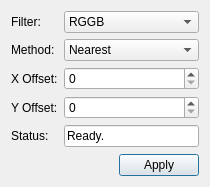
KDE/kstars, file kstars/fitsviewer/fitsdebayer.ui: the form before one commit.
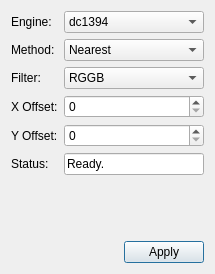
The form after the commit.

Diff of the .ui file:
```diff
--- a/kstars/fitsviewer/fitsdebayer.ui
+++ b/kstars/fitsviewer/fitsdebayer.ui
@@ -6,8 +6,8 @@
    <rect>
     <x>0</x>
     <y>0</y>
-    <width>210</width>
-    <height>187</height>
+    <width>215</width>
+    <height>274</height>
    </rect>
   </property>
   <property name="windowTitle">
@@ -16,14 +16,96 @@
   <layout class="QVBoxLayout" name="verticalLayout">
    <item>
     <layout class="QFormLayout" name="formLayout">
+     <item row="4" column="0">
+      <widget class="QLabel" name="xOffsetLabel">
+       <property name="text">
+        <string>X Offset:</string>
+       </property>
+      </widget>
+     </item>
+     <item row="4" column="1">
+      <widget class="QSpinBox" name="XOffsetSpin">
+       <property name="minimum">
+        <number>0</number>
+       </property>
+       <property name="maximum">
+        <number>1</number>
+       </property>
+      </widget>
+     </item>
+     <item row="5" column="0">
+      <widget class="QLabel" name="yOffsetLabel">
+       <property name="text">
+        <string>Y Offset:</string>
+       </property>
+      </widget>
+     </item>
+     <item row="5" column="1">
+      <widget class="QSpinBox" name="YOffsetSpin">
+       <property name="minimum">
+        <number>0</number>
+       </property>
+       <property name="maximum">
+        <number>1</number>
+       </property>
+      </widget>
+     </item>
+     <item row="6" column="0">
+      <widget class="QLabel" name="statusLabel">
+       <property name="text">
+        <string>Status:</string>
+       </property>
+      </widget>
+     </item>
+     <item row="6" column="1">
+      <widget class="QLineEdit" name="statusEdit">
+       <property name="text">
+        <string>Ready.</string>
+       </property>
+       <property name="readOnly">
+        <bool>true</bool>
+       </property>
+      </widget>
+     </item>
      <item row="0" column="0">
-      <widget class="QLabel" name="label">
+      <widget class="QLabel" name="engineLabel">
        <property name="text">
-        <string>Filter:</string>
+        <string>Engine:</string>
        </property>
       </widget>
      </item>
      <item row="0" column="1">
+      <widget class="QComboBox" name="engineCombo">
+       <property name="toolTip">
+        <string>&lt;html&gt;&lt;head/&gt;&lt;body&gt;&lt;p&gt;&lt;br/&gt;&lt;/p&gt;&lt;/body&gt;&lt;/html&gt;</string>
+       </property>
+       <item>
+        <property name="text">
+         <string>dc1394</string>
+        </property>
+       </item>
+       <item>
+        <property name="text">
+         <string>openCV</string>
+        </property>
+       </item>
+      </widget>
+     </item>
+     <item row="2" column="0">
+      <widget class="QLabel" name="filterLabel">
+       <property name="text">
+        <string>Filter:</string>
+       </property>
+      </widget>
+     </item>
+     <item row="1" column="0">
+      <widget class="QLabel" name="methodLabel">
+       <property name="text">
+        <string>Method:</string>
+       </property>
+      </widget>
+     </item>
+     <item row="2" column="1">
       <widget class="QComboBox" name="filterCombo">
        <item>
         <property name="text">
@@ -47,13 +129,6 @@
        </item>
       </widget>
      </item>
-     <item row="1" column="0">
-      <widget class="QLabel" name="label_4">
-       <property name="text">
-        <string>Method:</string>
-       </property>
-      </widget>
-     </item>
      <item row="1" column="1">
       <widget class="QComboBox" name="methodCombo">
        <item>
@@ -83,57 +158,6 @@
        </item>
       </widget>
      </item>
-     <item row="2" column="0">
-      <widget class="QLabel" name="label_2">
-       <property name="text">
-        <string>X Offset:</string>
-       </property>
-      </widget>
-     </item>
-     <item row="2" column="1">
-      <widget class="QSpinBox" name="XOffsetSpin">
-       <property name="minimum">
-        <number>0</number>
-       </property>
-       <property name="maximum">
-        <number>1</number>
-       </property>
-      </widget>
-     </item>
-     <item row="3" column="0">
-      <widget class="QLabel" name="label_3">
-       <property name="text">
-        <string>Y Offset:</string>
-       </property>
-      </widget>
-     </item>
-     <item row="3" column="1">
-      <widget class="QSpinBox" name="YOffsetSpin">
-       <property name="minimum">
-        <number>0</number>
-       </property>
-       <property name="maximum">
-        <number>1</number>
-       </property>
-      </widget>
-     </item>
-     <item row="4" column="0">
-      <widget class="QLabel" name="label_5">
-       <property name="text">
-        <string>Status:</string>
-       </property>
-      </widget>
-     </item>
-     <item row="4" column="1">
-      <widget class="QLineEdit" name="statusEdit">
-       <property name="text">
-        <string>Ready.</string>
-       </property>
-       <property name="readOnly">
-        <bool>true</bool>
-       </property>
-      </widget>
-     </item>
     </layout>
    </item>
    <item>
```
